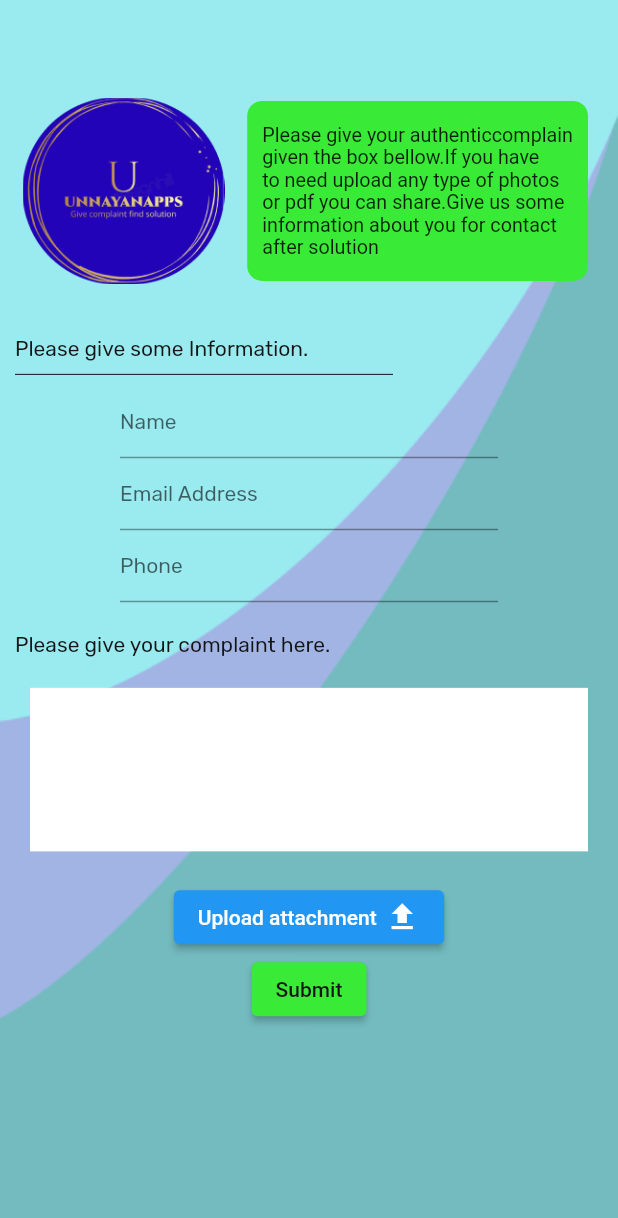
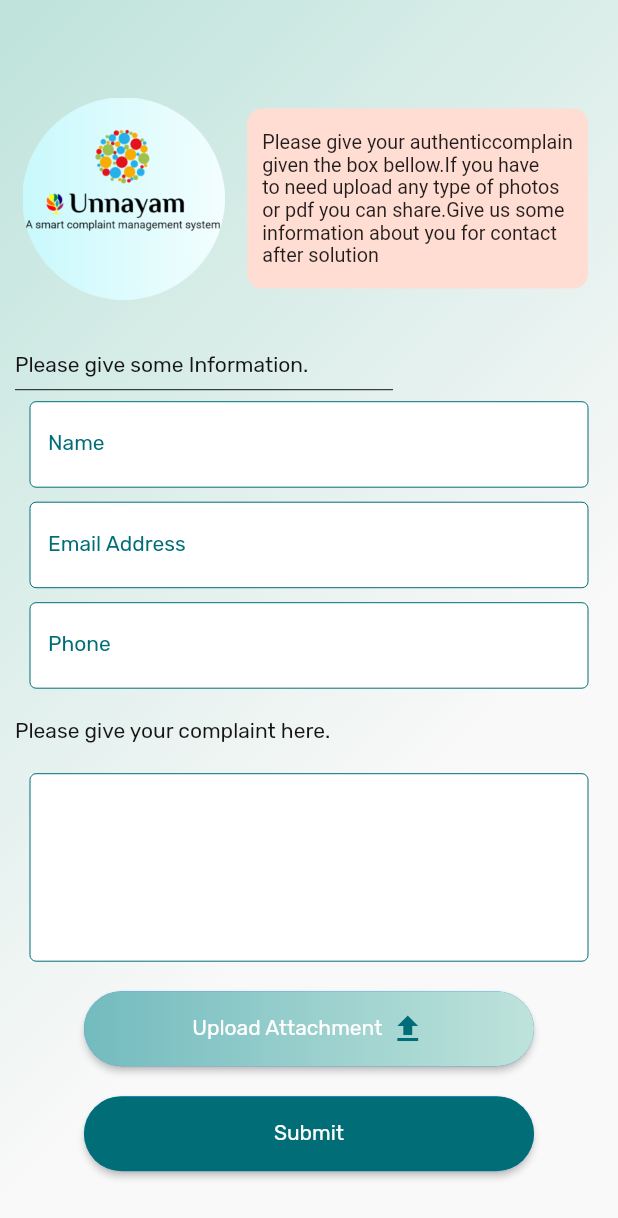
Before and after one commit to fahimabrar1/Unnayan, a Flutter app: the ComplainPage widget shown alone on an empty page, opened directly with empty values, on a phone screen of 412 x 824 dp. Shown: the top 1218 px of the screen. Run offline on Flutter 3.47's test engine with Material 2 defaults, Android fonts, the phone set to English and light mode, and no system bars; our stand-ins replace badges, chat_bubbles, file_picker, flutter_local_notifications, google_fonts, mvc_pattern and 2 more; accounts and stored records are empty.

Commit message:
28/6/2022 10:28pm

```diff
--- a/lib/HomePage/HomePanel/ComplainFeedbackPanel/view/complain_feedback_panel.dart
+++ b/lib/HomePage/HomePanel/ComplainFeedbackPanel/view/complain_feedback_panel.dart
@@ -57,7 +57,7 @@ class _ComplainFeedbackPageState extends State<ComplainFeedbackPage> {
       child: Container(
         width: double.infinity,
         height: double.infinity,
-        color: MyColor.darkBlue,
+        color: MyColor.newMediumTeal,
         child: SingleChildScrollView(
             child: Column(
           children: [
--- a/lib/HomePage/HomePanel/ComplainPanel/view/complainpanel_view.dart
+++ b/lib/HomePage/HomePanel/ComplainPanel/view/complainpanel_view.dart
@@ -37,9 +37,13 @@ class _ComplainPageState extends State<ComplainPage> {
       },
       child: Container(
         decoration: const BoxDecoration(
-          image: DecorationImage(
-            image: AssetImage('assets/images/login_bg.png'),
-            fit: BoxFit.cover,
+          gradient: LinearGradient(
+            begin: Alignment.topLeft,
+            end: Alignment.centerRight,
+            colors: [
+              MyColor.newLightTeal,
+              MyColor.whiteBG,
+            ],
           ),
         ),
         child: LayoutBuilder(builder:
@@ -61,7 +65,8 @@ class _ComplainPageState extends State<ComplainPage> {
                         child: Padding(
                           padding: EdgeInsets.all(15),
                           child: Image(
-                            image: AssetImage('assets/images/unnayan_logo.png'),
+                            image: AssetImage(
+                                'assets/images/unnayan_logo_circle.png'),
                           ),
                         ),
                       ),
@@ -72,7 +77,7 @@ class _ComplainPageState extends State<ComplainPage> {
                           padding: const EdgeInsets.all(10),
                           height: 120,
                           decoration: BoxDecoration(
-                            color: MyColor.greenButton,
+                            color: MyColor.newLightBrown,
                             borderRadius: BorderRadius.all(
                               Radius.circular(borderRadius),
                             ),
@@ -125,53 +130,101 @@ class _ComplainPageState extends State<ComplainPage> {
       children: [
         Padding(
           padding: const EdgeInsets.only(
-            left: 80,
-            right: 80,
+            left: 20,
+            right: 20,
           ),
           child: TextField(
             controller: nameController,
             onChanged: (val) {
               name = val;
             },
+            cursorColor: MyColor.newDarkTeal,
             decoration: InputDecoration(
+              filled: true,
+              fillColor: MyColor.white,
+              labelStyle:
+                  CustomTextStyle.RubiktextStyle(MyColor.newDarkTeal, 14),
               hintText: 'Name',
               errorText: _userTaped ? errorNameText : null,
+              labelText: 'Name',
+              focusedBorder: const UnderlineInputBorder(
+                borderSide:
+                    const BorderSide(color: MyColor.newDarkTeal, width: 0.0),
+              ),
+              enabledBorder: const OutlineInputBorder(
+                borderSide:
+                    const BorderSide(color: MyColor.newDarkTeal, width: 0.0),
+              ),
             ),
             keyboardType: TextInputType.text,
             style: CustomTextStyle.RubiktextStyle(MyColor.blackFont, 14),
           ),
         ),
+        SizedBox(
+          height: 10,
+        ),
         Padding(
           padding: const EdgeInsets.only(
-            left: 80,
-            right: 80,
+            left: 20,
+            right: 20,
           ),
           child: TextField(
             controller: emailController,
             onChanged: (val) {
               email = val;
             },
+            cursorColor: MyColor.newDarkTeal,
             decoration: InputDecoration(
+              filled: true,
+              fillColor: MyColor.white,
+              labelStyle:
+                  CustomTextStyle.RubiktextStyle(MyColor.newDarkTeal, 14),
               hintText: 'Email Address',
               errorText: _userTaped ? errorEmailText : null,
+              labelText: 'Email Address',
+              focusedBorder: const UnderlineInputBorder(
+                borderSide:
+                    const BorderSide(color: MyColor.newDarkTeal, width: 0.0),
+              ),
+              enabledBorder: const OutlineInputBorder(
+                borderSide:
+                    const BorderSide(color: MyColor.newDarkTeal, width: 0.0),
+              ),
             ),
             keyboardType: TextInputType.emailAddress,
             style: CustomTextStyle.RubiktextStyle(MyColor.blackFont, 14),
           ),
         ),
+        SizedBox(
+          height: 10,
+        ),
         Padding(
           padding: const EdgeInsets.only(
-            left: 80,
-            right: 80,
+            left: 20,
+            right: 20,
           ),
           child: TextField(
             controller: phoneController,
             onChanged: (val) {
               phone = val;
             },
+            cursorColor: MyColor.newDarkTeal,
             decoration: InputDecoration(
+              filled: true,
+              fillColor: MyColor.white,
+              labelStyle:
+                  CustomTextStyle.RubiktextStyle(MyColor.newDarkTeal, 14),
               errorText: _userTaped ? errorPhoneText : null,
               hintText: 'Phone',
+              labelText: 'Phone',
+              focusedBorder: const UnderlineInputBorder(
+                borderSide:
+                    const BorderSide(color: MyColor.newDarkTeal, width: 0.0),
+              ),
+              enabledBorder: const OutlineInputBorder(
+                borderSide:
+                    const BorderSide(color: MyColor.newDarkTeal, width: 0.0),
+              ),
             ),
             keyboardType: TextInputType.phone,
             style: CustomTextStyle.RubiktextStyle(MyColor.blackFont, 14),
@@ -195,18 +248,16 @@ class _ComplainPageState extends State<ComplainPage> {
           decoration: const BoxDecoration(
             color: MyColor.white,
           ),
-          child: Padding(
-            padding: const EdgeInsets.only(
-              left: 20,
-              right: 20,
-            ),
           child: TextField(
             controller: detailController,
             onChanged: (val) {
               detail = val;
             },
-              decoration: const InputDecoration(
-                border: InputBorder.none,
+            decoration: InputDecoration(
+              enabledBorder: const OutlineInputBorder(
+                borderSide:
+                    const BorderSide(color: MyColor.newDarkTeal, width: 0.0),
+              ),
             ),
             keyboardType: TextInputType.multiline,
             maxLines: null,
@@ -214,13 +265,31 @@ class _ComplainPageState extends State<ComplainPage> {
             style: CustomTextStyle.RubiktextStyle(MyColor.blackFont, 14),
           ),
         ),
-        ),
         ElevatedButton(
           onPressed: uploadAttachment,
+          style: ElevatedButton.styleFrom(
+            padding: EdgeInsets.zero,
+            shape:
+                RoundedRectangleBorder(borderRadius: BorderRadius.circular(50)),
+          ),
+          child: Ink(
+            decoration: BoxDecoration(
+                gradient: const LinearGradient(
+                    begin: Alignment.centerLeft,
+                    colors: [MyColor.tealBackground, MyColor.newLightTeal]),
+                borderRadius: BorderRadius.circular(50)),
+            child: Container(
+              width: 300,
+              height: 50,
+              alignment: Alignment.center,
               child: Row(
                 mainAxisSize: MainAxisSize.min,
-            children: const [
-              Text('Upload attachment'), // <-- Text
+                children: [
+                  Text(
+                    'Upload Attachment',
+                    style: CustomTextStyle.RubiktextStyle(MyColor.white, 14,
+                        fontWeight: FontWeight.w400),
+                  ),
                   SizedBox(
                     width: 5,
                   ),
@@ -228,9 +297,15 @@ class _ComplainPageState extends State<ComplainPage> {
                     // <-- Icon
                     Icons.upload,
                     size: 24.0,
+                    color: MyColor.newDarkTeal,
                   ),
                 ],
               ),
+            ),
+          ),
+        ),
+        SizedBox(
+          height: 10,
         ),
         (fileAttached)
             ? Padding(
@@ -241,17 +316,34 @@ class _ComplainPageState extends State<ComplainPage> {
                 ),
               )
             : Container(),
+        SizedBox(
+          height: 10,
+        ),
         ElevatedButton(
           onPressed: onSubmit,
-          child: const Text(
+          style: ElevatedButton.styleFrom(
+            padding: EdgeInsets.zero,
+            shape:
+                RoundedRectangleBorder(borderRadius: BorderRadius.circular(50)),
+          ),
+          child: Ink(
+            decoration: BoxDecoration(
+                color: MyColor.newDarkTeal,
+                borderRadius: BorderRadius.circular(50)),
+            child: Container(
+              width: 300,
+              height: 50,
+              alignment: Alignment.center,
+              child: Text(
                 'Submit',
-            style: TextStyle(color: MyColor.blackFont),
-          ),
-          style: ButtonStyle(
-            backgroundColor: MaterialStateProperty.all(
-              MyColor.greenButton,
+                style: CustomTextStyle.RubiktextStyle(MyColor.white, 14,
+                    fontWeight: FontWeight.w400),
               ),
             ),
+          ),
+        ),
+        SizedBox(
+          height: 20,
         ),
       ],
     ));
--- a/lib/LoginPage/view/loginpage_view.dart
+++ b/lib/LoginPage/view/loginpage_view.dart
@@ -57,17 +57,13 @@ class _LoginPageState extends State<LoginPage> {
                   child: SingleChildScrollView(
                     child: Column(
                       crossAxisAlignment: CrossAxisAlignment.center,
-                      mainAxisAlignment: MainAxisAlignment.center,
+                      mainAxisAlignment: MainAxisAlignment.start,
                       mainAxisSize: MainAxisSize.max,
                       children: [
-                        ConstrainedBox(
-                          constraints: const BoxConstraints(
-                              minHeight: 100, maxHeight: 300),
-                        ),
                         SizedBox(
                           child: Image.asset('assets/images/unnayan_logo.png'),
-                          height: 150,
-                          width: 150,
+                          height: 300,
+                          width: 300,
                         ),
                         const LoginPageForm(),
                         OutlinedButton(
--- a/pubspec.yaml
+++ b/pubspec.yaml
@@ -80,6 +80,7 @@ flutter:
   # To add assets to your application, add an assets section, like this:
   assets:
     - assets/images/unnayan_logo.png
+    - assets/images/unnayan_logo_circle.png
     - assets/images/login_bg.png
     - assets/images/profile_bg.png
     - assets/unnayan.db
```
Also changed, not shown: assets/images/unnayan_logo.png, assets/images/unnayan_logo_circle.png (added). Lines whose indentation alone changed are shown as unchanged.
